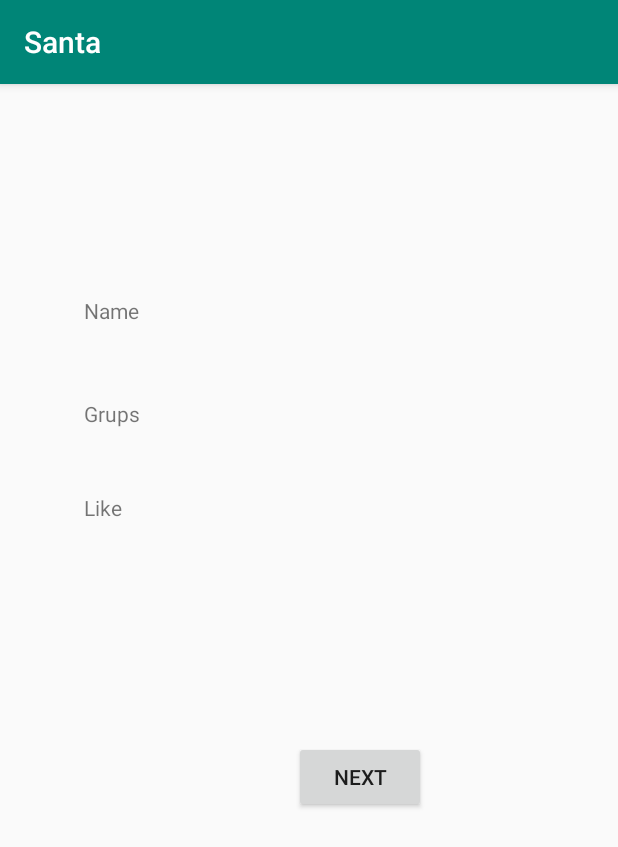
After one commit to AleksKirienko/Santa, an Android app: the ActivityTwo screen opened directly, with no data from a screen before it, on a phone screen of 412 x 824 dp. The commit adds this screen. Shown: the top 847 px of the screen. Run offline under Robolectric (Android 15) with nearby library versions, the phone set to English and light mode, and no system bars.

Commit message:
Add new activity: ActivityTwo

```diff
--- a/app/build.gradle
+++ b/app/build.gradle
@@ -25,7 +25,7 @@ android {
 
 dependencies {
     implementation fileTree(dir: 'libs', include: ['*.jar'])
-    implementation"org.jetbrains.kotlin:kotlin-stdlib-jdk7:$kotlin_version"
+    implementation "org.jetbrains.kotlin:kotlin-stdlib-jdk7:$kotlin_version"
     implementation 'androidx.appcompat:appcompat:1.1.0'
     implementation 'androidx.core:core-ktx:1.0.2'
     implementation 'androidx.constraintlayout:constraintlayout:1.1.3'
--- a/app/src/main/AndroidManifest.xml
+++ b/app/src/main/AndroidManifest.xml
@@ -9,7 +9,7 @@
         android:roundIcon="@mipmap/ic_launcher_round"
         android:supportsRtl="true"
         android:theme="@style/AppTheme">
-
+        <activity android:name=".ActivityTwo"></activity>
         <activity android:name=".MainActivity">
             <intent-filter>
                 <action android:name="android.intent.action.MAIN" />
--- /dev/null
+++ b/app/src/main/java/shift/santa/ActivityTwo.kt
@@ -0,0 +1,12 @@
+package shift.santa
+
+import androidx.appcompat.app.AppCompatActivity
+import android.os.Bundle
+
+class ActivityTwo : AppCompatActivity() {
+
+    override fun onCreate(savedInstanceState: Bundle?) {
+        super.onCreate(savedInstanceState)
+        setContentView(R.layout.activity_two)
+    }
+}
--- a/app/src/main/java/shift/santa/MainActivity.kt
+++ b/app/src/main/java/shift/santa/MainActivity.kt
@@ -1,12 +1,27 @@
 package shift.santa
 
+import android.content.Intent
 import androidx.appcompat.app.AppCompatActivity
 import android.os.Bundle
+import android.view.View
+import android.widget.Toast
+import kotlinx.android.synthetic.main.activity_main.*
+import kotlinx.android.synthetic.main.activity_two.*
 
 class MainActivity : AppCompatActivity() {
 
     override fun onCreate(savedInstanceState: Bundle?) {
         super.onCreate(savedInstanceState)
         setContentView(R.layout.activity_main)
+
+        Button1.setOnClickListener {
+            startActivity(Intent(this, ActivityTwo::class.java))
+        }
     }
+
+    /*fun toastMe(view: View) {
+        val myToast = Toast.makeText(this, "Hello", Toast.LENGTH_SHORT)
+
+        myToast.show()
+    }*/
 }
--- /dev/null
+++ b/app/src/main/res/layout/activity_two.xml
@@ -0,0 +1,57 @@
+<?xml version="1.0" encoding="utf-8"?>
+<androidx.constraintlayout.widget.ConstraintLayout xmlns:android="http://schemas.android.com/apk/res/android"
+    xmlns:app="http://schemas.android.com/apk/res-auto"
+    xmlns:tools="http://schemas.android.com/tools"
+    android:layout_width="match_parent"
+    android:layout_height="match_parent"
+    tools:context=".ActivityTwo">
+
+
+    <TextView
+        android:id="@+id/textView2"
+        android:layout_width="0dp"
+        android:layout_height="0dp"
+        android:layout_marginBottom="16dp"
+        android:text="Grups"
+        app:layout_constraintBottom_toTopOf="@+id/textView3"
+        app:layout_constraintEnd_toEndOf="parent"
+        app:layout_constraintHorizontal_bias="1.0"
+        app:layout_constraintStart_toStartOf="@+id/textView3"
+        app:layout_constraintTop_toBottomOf="@+id/name" />
+
+    <TextView
+        android:id="@+id/textView3"
+        android:layout_width="0dp"
+        android:layout_height="0dp"
+        android:layout_marginStart="56dp"
+        android:layout_marginBottom="118dp"
+        android:text="Like"
+        app:layout_constraintBottom_toTopOf="@+id/button"
+        app:layout_constraintEnd_toEndOf="parent"
+        app:layout_constraintHorizontal_bias="0.0"
+        app:layout_constraintStart_toStartOf="parent"
+        app:layout_constraintTop_toBottomOf="@+id/textView2" />
+
+    <TextView
+        android:id="@+id/name"
+        android:layout_width="0dp"
+        android:layout_height="0dp"
+        android:layout_marginTop="141dp"
+        android:layout_marginBottom="21dp"
+        android:text="Name"
+        app:layout_constraintBottom_toTopOf="@+id/textView2"
+        app:layout_constraintEnd_toEndOf="parent"
+        app:layout_constraintStart_toStartOf="@+id/textView2"
+        app:layout_constraintTop_toTopOf="parent" />
+
+    <Button
+        android:id="@+id/button"
+        android:layout_width="wrap_content"
+        android:layout_height="wrap_content"
+        android:layout_marginStart="196dp"
+        android:layout_marginBottom="282dp"
+        android:text="Next"
+        app:layout_constraintBottom_toBottomOf="parent"
+        app:layout_constraintStart_toStartOf="parent"
+        app:layout_constraintTop_toBottomOf="@+id/textView3" />
+</androidx.constraintlayout.widget.ConstraintLayout>
--- a/app/src/main/res/values/styles.xml
+++ b/app/src/main/res/values/styles.xml
@@ -1,7 +1,7 @@
 <resources>
 
     <!-- Base application theme. -->
-    <style name="AppTheme" parent="Theme.AppCompat.Light.DarkActionBar">
+    <style align="center" name="AppTheme" parent="Theme.AppCompat.Light.DarkActionBar">
         <!-- Customize your theme here. -->
         <item name="colorPrimary">@color/colorPrimary</item>
         <item name="colorPrimaryDark">@color/colorPrimaryDark</item>
```
Also changed, not shown: 1 other file.
